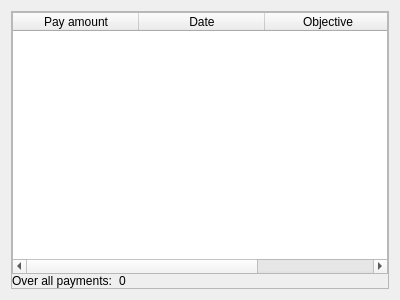
Old version of the form Client/RoleSetup/General/Ui/PersonalAccounting.ui in the repository siisgoo/siisty.
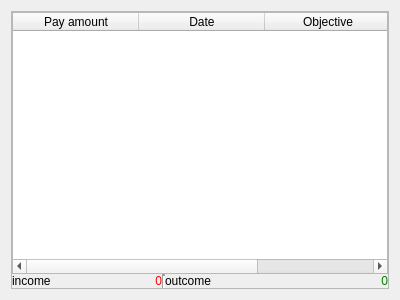
New version of the form.

Patch:
```diff
--- a/Client/RoleSetup/General/Ui/PersonalAccounting.ui
+++ b/Client/RoleSetup/General/Ui/PersonalAccounting.ui
@@ -38,13 +38,6 @@
       <property name="spacing">
        <number>0</number>
       </property>
-      <item row="1" column="1">
-       <widget class="QLabel" name="overallPayments">
-        <property name="text">
-         <string>0</string>
-        </property>
-       </widget>
-      </item>
       <item row="1" column="0">
        <widget class="QLabel" name="label_11">
         <property name="sizePolicy">
@@ -54,11 +47,44 @@
          </sizepolicy>
         </property>
         <property name="text">
-         <string>Over all payments:  </string>
+         <string>income</string>
         </property>
        </widget>
       </item>
-      <item row="0" column="0" colspan="2">
+      <item row="1" column="1">
+       <widget class="QLabel" name="income">
+        <property name="styleSheet">
+         <string notr="true">color: red</string>
+        </property>
+        <property name="text">
+         <string>0</string>
+        </property>
+        <property name="alignment">
+         <set>Qt::AlignRight|Qt::AlignTrailing|Qt::AlignVCenter</set>
+        </property>
+       </widget>
+      </item>
+      <item row="1" column="3">
+       <widget class="QLabel" name="label_2">
+        <property name="text">
+         <string>outcome</string>
+        </property>
+       </widget>
+      </item>
+      <item row="1" column="4">
+       <widget class="QLabel" name="outcome">
+        <property name="styleSheet">
+         <string notr="true">color: green</string>
+        </property>
+        <property name="text">
+         <string>0</string>
+        </property>
+        <property name="alignment">
+         <set>Qt::AlignRight|Qt::AlignTrailing|Qt::AlignVCenter</set>
+        </property>
+       </widget>
+      </item>
+      <item row="0" column="0" colspan="5">
        <widget class="QTableWidget" name="paymentTable">
         <attribute name="horizontalHeaderDefaultSectionSize">
          <number>126</number>
@@ -80,6 +106,16 @@
         </column>
        </widget>
       </item>
+      <item row="1" column="2">
+       <widget class="Line" name="line">
+        <property name="lineWidth">
+         <number>2</number>
+        </property>
+        <property name="orientation">
+         <enum>Qt::Vertical</enum>
+        </property>
+       </widget>
+      </item>
      </layout>
     </widget>
    </item>
```
